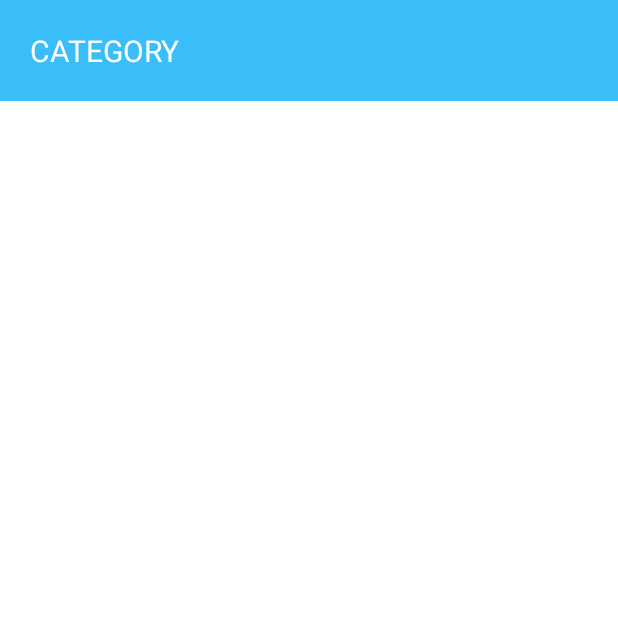
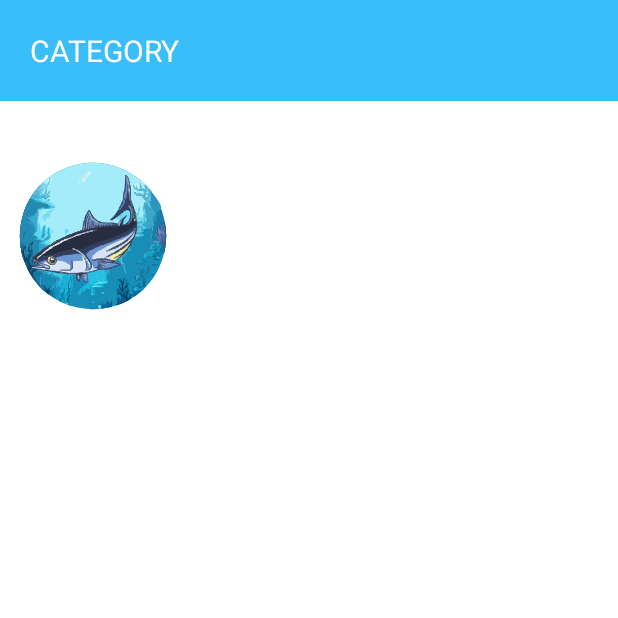
Before and after one commit to akmalghandi20/TA-PM1-MUNYUK, an Android app: the fragment CategoryFragment shown on its own in the app's theme, on a phone screen of 412 x 824 dp, the top half of it. Run offline under Robolectric (Android 15) with nearby library versions, the phone set to English and light mode, and no system bars.

Commit message:
dayanu: menambahkan btnikan pada frame1

```diff
--- a/Program/app/src/main/res/layout/fragment_category.xml
+++ b/Program/app/src/main/res/layout/fragment_category.xml
@@ -40,7 +40,18 @@
 
             <androidx.constraintlayout.widget.ConstraintLayout
                 android:layout_width="match_parent"
-                android:layout_height="match_parent"/>
+                android:layout_height="match_parent">
+
+                <ImageButton
+                    android:id="@+id/imageButton7"
+                    android:layout_width="wrap_content"
+                    android:layout_height="wrap_content"
+                    android:backgroundTint="#FFFFFF"
+                    android:src="@drawable/ikan"
+                    android:layout_marginTop="30dp"
+                    app:layout_constraintStart_toStartOf="parent"
+                    app:layout_constraintTop_toTopOf="parent" />
+            </androidx.constraintlayout.widget.ConstraintLayout>
         </FrameLayout>
 
         <TextView
```
